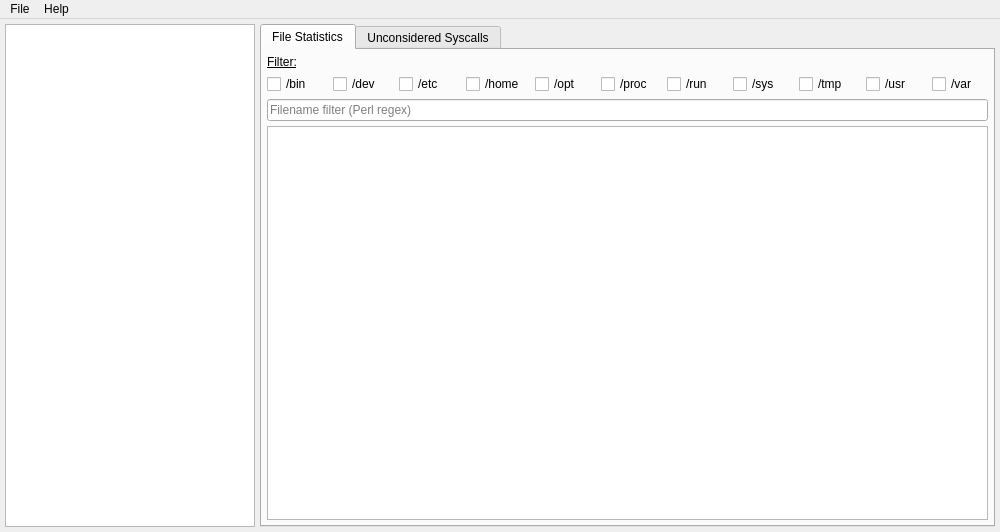
The window that iotracegui/view/ui_main_window.ui (nicolasgross/iotrace-gui) describes before a commit, drawn with Qt 5.
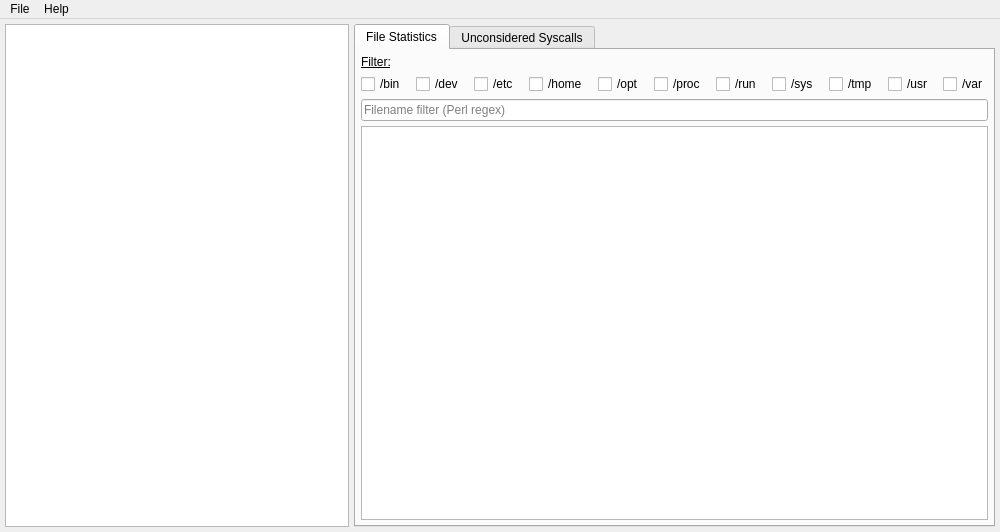
The same window after the commit.

Commit message: Add merge proc auto generation

Patch:
```diff
--- a/iotracegui/view/ui_main_window.ui
+++ b/iotracegui/view/ui_main_window.ui
@@ -20,6 +20,12 @@
    <string>iotrace-GUI</string>
   </property>
   <widget class="QWidget" name="centralwidget">
+   <property name="sizePolicy">
+    <sizepolicy hsizetype="Preferred" vsizetype="Preferred">
+     <horstretch>0</horstretch>
+     <verstretch>0</verstretch>
+    </sizepolicy>
+   </property>
    <layout class="QHBoxLayout" name="horizontalLayout_4">
     <property name="spacing">
      <number>5</number>
@@ -38,9 +44,12 @@
     </property>
     <item>
      <widget class="QListView" name="processesListView">
+      <property name="enabled">
+       <bool>true</bool>
+      </property>
       <property name="maximumSize">
        <size>
-        <width>250</width>
+        <width>350</width>
         <height>16777215</height>
        </size>
       </property>
```
The commit also changes 2 other files.
